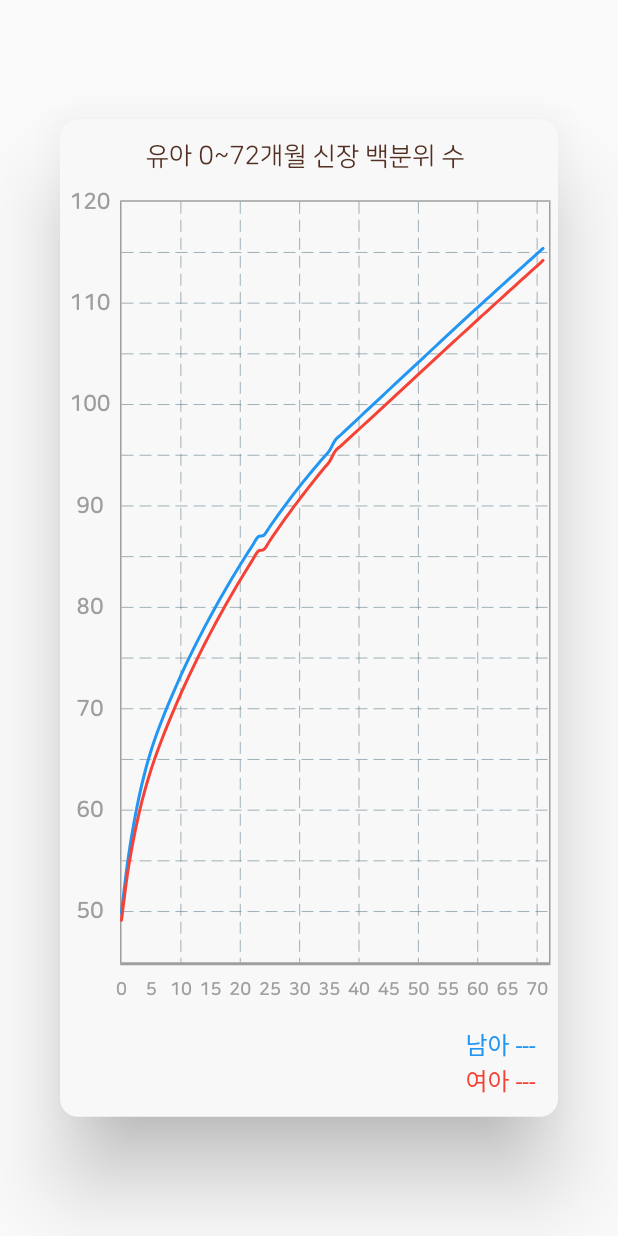
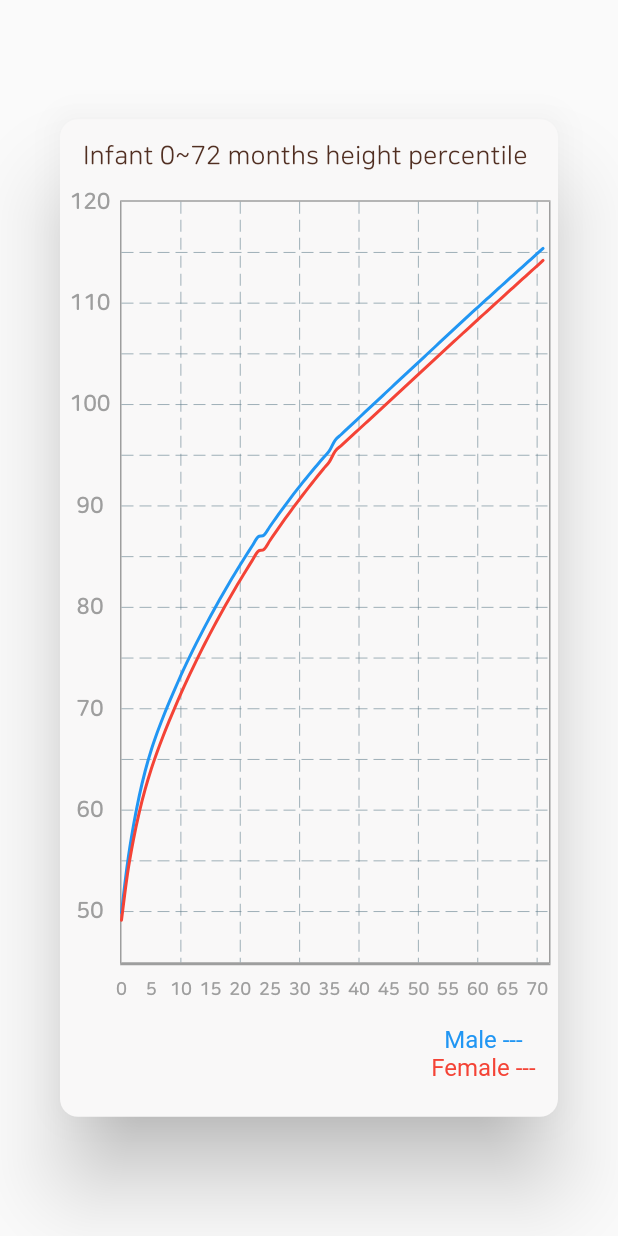
Before and after one commit to LSTM2023/BoB-AppPart, a Flutter app: the BabyAvgTallStatistics widget shown alone on an empty page, opened directly, on a phone screen of 412 x 824 dp. Run offline on Flutter 3.47's test engine with Material 2 defaults, Android fonts, the phone set to English and light mode, and no system bars; drawn by our look-alikes of fl_chart; our stand-ins replace badges, carousel_slider, dio, dropdown_textfield, easy_localization, firebase_core and 11 more; missing offline and left inert: bottom_picker, flutter_naver_login, flutter_vlc_player, horizontal_picker, jwt_decode, multi_masked_formatter and 3 more; accounts and stored records are empty; Roboto replaces fonts that are missing (omew).

Commit message:
:bug: 다국어 bug fix and ui change

```diff
--- a/BoB/lib/language.dart
+++ b/BoB/lib/language.dart
@@ -65,7 +65,7 @@ class Languages extends Translations{
       'relation0' : '부모',
       'relation1' : '가족',
       'relation2' : '베이비시터',
-      'registration' : '등록',
+      'registration' : '등 록',
       'invitation2_setT' : '시간 선택',
       'week0' : '월',
       'week1' : '화',
@@ -88,6 +88,10 @@ class Languages extends Translations{
       'life_record' : '생활 기록',
       'grow_record' : '성장 기록',
       'height, weight' : '키, 몸무게',
+      'Infant 0~72 months height percentile' : '유아 0~72개월 신장 백분위 수',
+      'Infant 0~72 months weight percentile' : '유아 0~72개월 몸무게 백분위 수',
+      'male' : '남아 ---',
+      'female' : '여아 ---',
       'vaccination' : '예방 접종',
       'next_vaccination' : '다음 예방 접종',
       'medical_checkup' : '건강 검진',
@@ -129,9 +133,11 @@ class Languages extends Translations{
       'life3_1' : '소변',
       'memo' : '메모',
       'enter_food' : '이유식 시간을 입력하세요',
+      'babyfood_time' : '이유식 시간 \:',
       'amount_food' : '이유식 양(ml)',
       'register_record' : '등 록',
       'enter_sleep' : '수면 시간을 입력하세요',
+      'sleeping_time' : '수면 시간 \:',
       'enter_hweight' : '키, 몸무게 입력',
       'select_height' : '스크롤하여 키를 선택해 주세요',
       'select_weight' : '스크롤하여 몸무게를 선택해 주세요',
@@ -141,6 +147,7 @@ class Languages extends Translations{
       'enter_feed' : '수유 시간을 입력하세요.',
       'amount_feed' : '수유량(ml)',
       'feeding' : '수유',
+      'feeding_time' : '수유 시간 \:',
       'dir_feed' : '수유 방향',
       'left' : '왼쪽',
       'right' : '오른쪽',
@@ -247,16 +254,20 @@ class Languages extends Translations{
       'life_record' : 'Life Record',
       'grow_record' : 'Grow Record',
       'height, weight' : 'height, weight',
+      'Infant 0~72 months height percentile' : 'Infant 0~72 months height percentile',
+      'Infant 0~72 months weight percentile' : 'Infant 0~72 months weight percentile',
+      'male' : 'Male ---',
+      'female' : 'Female ---',
       'vaccination' : 'Vaccination',
       'next_vaccination' : 'next vaccination',
       'medical_checkup' : 'Medical Check-Up',
       'next_medical_checkup' : 'next medical check-up',
       'timer_explanation' : 'Press and hold the button to start the timer',
-      'life0' : 'mom\'s',
-      'life1' : 'powder',
-      'life2' : 'food',
-      'life3' : 'diaper',
-      'life4' : 'sleep',
+      'life0' : 'Mom\'s',
+      'life1' : 'Powder',
+      'life2' : 'Food',
+      'life3' : 'Diaper',
+      'life4' : 'Sleep',
       'put_image' : 'attach picture',
       'change_image' : 'change picture',
       'uploaded' : 'Uploaded.',
@@ -286,10 +297,13 @@ class Languages extends Translations{
       'weight' : 'Weight',
       'life3_0' : 'ordure',
       'life3_1' : 'urine',
+      'memo' : 'Memo',
       'enter_food' : 'Enter timestamp',
-      'amount_food' : 'baby food amount (ml)',
+      'amount_food' : 'Baby food amount (ml)',
+      'babyfood_time' : 'baby food time \:',
       'register_record' : 'Record',
       'enter_sleep' : 'Enter timestamp',
+      'sleeping_time' : 'sleeping time \:',
       'enter_hweight' : 'Enter height and weight',
       'select_height' : 'Scroll to select height',
       'select_weight' : 'Scroll to select weight',
@@ -297,11 +311,17 @@ class Languages extends Translations{
       'type_feed' : 'Feeding type',
       'powdered_milk' : 'dry milk',
       'enter_feed' : 'Enter timestamp',
-      'amount_feed' : 'feeding amount(ml)',
+      'amount_feed' : 'Feeding amount(ml)',
       'feeding' : 'Feeding',
+      'feeding_time' : 'feeding time \:',
       'dir_feed' : 'Direction of feeding',
+      'left' : 'Left',
+      'right' : 'Right',
+      'Defecation' : 'Defecation',
       'enter_def' : 'Enter timestamp',
       'graph_growth' : 'Growth Statistics',
+      '\'s growth record' : 's growth record',
+      '\'s weight record' : 's weight record',
       'standard_growth' : 'Standard Growth',
       'check_diagram' : 'Check Diagram',
       'vaccine_age' : 'vaccination is by 12 years',
--- a/BoB/lib/screens/HomePage/RecordBottomSheet/feedingBottle_bottom_sheet.dart
+++ b/BoB/lib/screens/HomePage/RecordBottomSheet/feedingBottle_bottom_sheet.dart
@@ -100,8 +100,8 @@ class _FeedingBottleBottomSheet extends State<FeedingBottleBottomSheet> {
                                 backgroundColor: !isSelect ? const Color(0xffffb1a2) : null,
                               ),
                               child: Padding(
-                                  padding:EdgeInsets.all(10),
-                                  child:Text('powdered_milk'.tr,style: TextStyle(fontSize: 16, fontFamily: 'NanumSquareRound', fontWeight: FontWeight.bold))),
+                                  padding: const EdgeInsets.all(10),
+                                  child:Text('powdered_milk'.tr ,style: TextStyle(fontSize: 16, fontFamily: 'NanumSquareRound', fontWeight: FontWeight.bold))),
                             )
                         )
                       ],
--- a/BoB/lib/screens/HomePage/Statistic/baby_avg_tallStatistics.dart
+++ b/BoB/lib/screens/HomePage/Statistic/baby_avg_tallStatistics.dart
@@ -1,5 +1,6 @@
 import 'package:flutter/material.dart';
 import 'package:fl_chart/fl_chart.dart';
+import 'package:get/get.dart';
 
 class BabyAvgTallStatistics extends StatefulWidget {
   const BabyAvgTallStatistics({Key? key}) : super(key: key);
@@ -20,15 +21,14 @@ class _BabyAvgTallStatistics extends State<BabyAvgTallStatistics> {
         contentPadding: EdgeInsets.only(top: 15,right: 5),
         backgroundColor: const Color(0xffF9F8F8),
         //default 패딩값을 없앨 수 있다.
-        content: Container(
-          child: SizedBox(
+        content: SizedBox(
           width: 400,
           height: 650,
           child: Column(
             children: [
-                Text('유아 0~72개월 신장 백분위 수', style: TextStyle(fontSize: 17, color: Color(0xff512F22), fontFamily: 'NanumSquareRound')),
+              Text('Infant 0~72 months height percentile'.tr, style: const TextStyle(fontSize: 17, color: Color(0xff512F22), fontFamily: 'NanumSquareRound')),
               const SizedBox(height: 20),
-                Container(
+              SizedBox(
                 height: 550,
                 width: 330,
                 child: LineChart(
@@ -37,20 +37,19 @@ class _BabyAvgTallStatistics extends State<BabyAvgTallStatistics> {
               ),
               Container(
                 margin: const EdgeInsets.only(right: 10),
-                  child: const Row(
+                child: Row(
                   mainAxisAlignment: MainAxisAlignment.end,
                   children: [
                     Column(
                       children: [
-                          Text("남아 ---", style: TextStyle(color: Colors.blue),),
-                          Text("여아 ---", style: TextStyle(color: Colors.red),),
+                        Text('male'.tr, style: const TextStyle(color: Colors.blue),),
+                        Text('female'.tr, style: const TextStyle(color: Colors.red),),
                       ],
                     ),
                   ],
                 ),
               )
             ],
-            ),
           ),
         )
     );
--- a/BoB/lib/screens/HomePage/Statistic/baby_avg_weightStatistics.dart
+++ b/BoB/lib/screens/HomePage/Statistic/baby_avg_weightStatistics.dart
@@ -1,5 +1,6 @@
 import 'package:flutter/material.dart';
 import 'package:fl_chart/fl_chart.dart';
+import 'package:get/get.dart';
 
 class BabyAvgWeightStatistics extends StatefulWidget {
   const BabyAvgWeightStatistics({Key? key}) : super(key: key);
@@ -18,15 +19,14 @@ class _BabyAvgWeightStatisticsState extends State<BabyAvgWeightStatistics> {
         contentPadding: EdgeInsets.only(top: 15,right: 5),
         backgroundColor: const Color(0xffF9F8F8),
         //default 패딩값을 없앨 수 있다.
-        content: Container(
-          child: SizedBox(
+        content: SizedBox(
           width: 400,
           height: 650,
           child: Column(
             children: [
-                Text('유아 0~72개월 몸무게 백분위 수', style: TextStyle(fontSize: 17, color: Color(0xff512F22), fontFamily: 'NanumSquareRound')),
+              Text('Infant 0~72 months weight percentile'.tr, style: const TextStyle(fontSize: 17, color: Color(0xff512F22), fontFamily: 'NanumSquareRound')),
               const SizedBox(height: 20),
-                Container(
+              SizedBox(
                 height: 550,
                 width: 330,
                 child: LineChart(
@@ -35,20 +35,19 @@ class _BabyAvgWeightStatisticsState extends State<BabyAvgWeightStatistics> {
               ),
               Container(
                 margin: const EdgeInsets.only(right: 10),
-                  child: const Row(
+                child: Row(
                   mainAxisAlignment: MainAxisAlignment.end,
                   children: [
                     Column(
                       children: [
-                          Text("남아 ---", style: TextStyle(color: Colors.blue),),
-                          Text("여아 ---", style: TextStyle(color: Colors.red),),
+                        Text('male'.tr, style: const TextStyle(color: Colors.blue),),
+                        Text('female'.tr, style: const TextStyle(color: Colors.red),),
                       ],
                     ),
                   ],
                 ),
               )
             ],
-            ),
           ),
         )
     );
--- a/BoB/lib/screens/HomePage/Stopwatch/stopwatch.dart
+++ b/BoB/lib/screens/HomePage/Stopwatch/stopwatch.dart
@@ -74,15 +74,15 @@ class StopwatchState extends State<StopWatch> {
         mainAxisAlignment: MainAxisAlignment.spaceBetween,
         children: [
           if(timerType==0)
-            drawRecordButton('모유', 'assets/icon/feeding_icon.svg', const Color(0xffff7a7a), const Color(0xb3ffffff), 0),
+            drawRecordButton('life0'.tr, 'assets/icon/feeding_icon.svg', const Color(0xffff7a7a), const Color(0xb3ffffff), 0),
           if(timerType==1)
-            drawRecordButton('젖병', 'assets/icon/feedingbottle_icon.svg', const Color(0xffFF7464), const Color(0xb3FFFFFF), 1),
+            drawRecordButton('life1'.tr, 'assets/icon/feedingbottle_icon.svg', const Color(0xffFF7464), const Color(0xb3FFFFFF), 1),
           if(timerType==2)
-            drawRecordButton('이유식', 'assets/icon/babyfood_icon.svg', const Color(0xffFF9B58), const Color(0xb3ffffff), 2),
+            drawRecordButton('life2'.tr, 'assets/icon/babyfood_icon.svg', const Color(0xffFF9B58), const Color(0xb3ffffff), 2),
           // if(timerType==3)
-          //   drawRecordButton('기저귀', 'assets/icon/diaper_icon.svg', Colors.green, const Color(0xffE0FFC8), 3),
+          //   drawRecordButton('lief3'.tr', 'assets/icon/diaper_icon.svg', Colors.green, const Color(0xffE0FFC8), 3),
           if(timerType==4)
-            drawRecordButton('수면', 'assets/icon/sleep_icon.svg', const Color(0xff5086BC), const Color(0xb3ffffff), 4),
+            drawRecordButton('life4'.tr, 'assets/icon/sleep_icon.svg', const Color(0xff5086BC), const Color(0xb3ffffff), 4),
           Container(
             margin: const EdgeInsets.only(left: 10),
             child: StreamBuilder<int>(
--- a/BoB/lib/screens/main_1_home.dart
+++ b/BoB/lib/screens/main_1_home.dart
@@ -239,7 +239,7 @@ class MainHomeState extends State<Main_Home> {
                   const SizedBox(height: 40),
                   // Text('babyList'.tr, style: const TextStyle(fontWeight: FontWeight.bold, fontSize: 26)),
                   // Text('babyListC'.tr, style: const TextStyle(color: Colors.grey)),
-                  textBase('babyList', 'extra-bold', 22),
+                  textBase('babyList'.tr, 'extra-bold', 22),
                   const SizedBox(height: 8),
                   textBase('babyListC'.tr, 'bold', 13),
                   const SizedBox(height: 29),
```
Also changed, not shown: BoB/lib/screens/HomePage/StopwatchBottomSheet/babyFood_stopwatch_sheet.dart (+13 -13 lines), BoB/lib/screens/HomePage/StopwatchBottomSheet/feedingBottle_stopwatch_sheet.dart (+21 -21 lines), BoB/lib/screens/HomePage/StopwatchBottomSheet/feeding_stopwatch_sheet.dart (+16 -16 lines), BoB/lib/screens/HomePage/StopwatchBottomSheet/sleep_stopwatch_sheet.dart (+10 -10 lines). Lines whose indentation alone changed are shown as unchanged.
